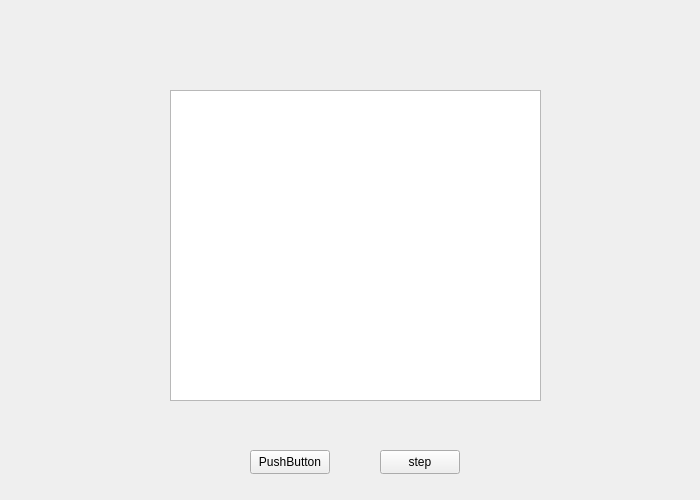
The window that ctc.ui (KailinLi/Crash-Tolerant-Consensus) describes before a commit, drawn with Qt 5.
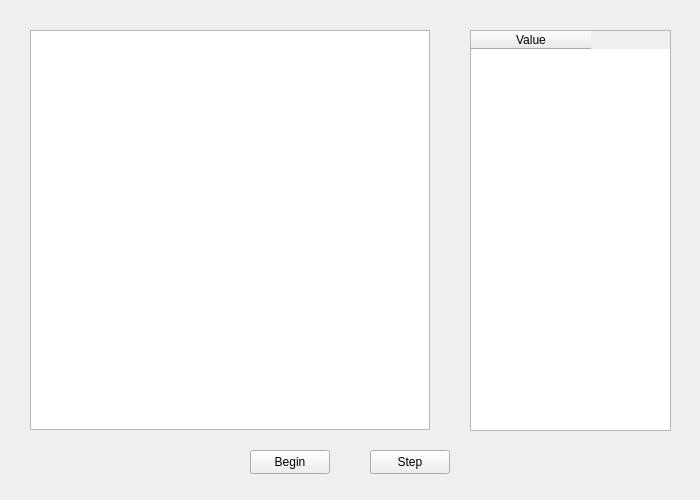
The same window after the commit.

Diff of the .ui file:
```diff
--- a/ctc.ui
+++ b/ctc.ui
@@ -23,32 +23,50 @@
     </rect>
    </property>
    <property name="text">
-    <string>PushButton</string>
+    <string>Begin</string>
    </property>
   </widget>
   <widget class="QPushButton" name="step">
    <property name="geometry">
     <rect>
-     <x>380</x>
+     <x>370</x>
      <y>450</y>
      <width>80</width>
      <height>24</height>
     </rect>
    </property>
    <property name="text">
-    <string>step</string>
+    <string>Step</string>
    </property>
   </widget>
   <widget class="QGraphicsView" name="graphicsView">
    <property name="geometry">
     <rect>
-     <x>170</x>
-     <y>90</y>
-     <width>371</width>
-     <height>311</height>
+     <x>30</x>
+     <y>30</y>
+     <width>400</width>
+     <height>400</height>
     </rect>
    </property>
   </widget>
+  <widget class="QTableWidget" name="tableWidget">
+   <property name="geometry">
+    <rect>
+     <x>470</x>
+     <y>30</y>
+     <width>201</width>
+     <height>401</height>
+    </rect>
+   </property>
+   <attribute name="horizontalHeaderDefaultSectionSize">
+    <number>120</number>
+   </attribute>
+   <column>
+    <property name="text">
+     <string>Value</string>
+    </property>
+   </column>
+  </widget>
  </widget>
  <layoutdefault spacing="6" margin="11"/>
  <resources/>
```
